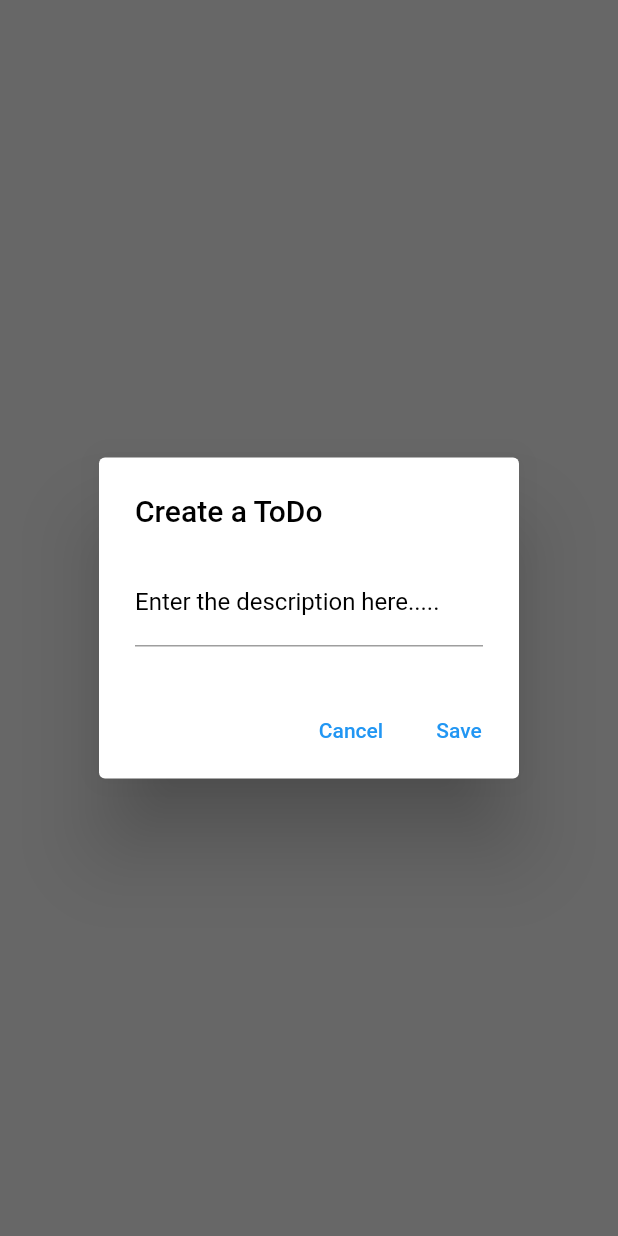
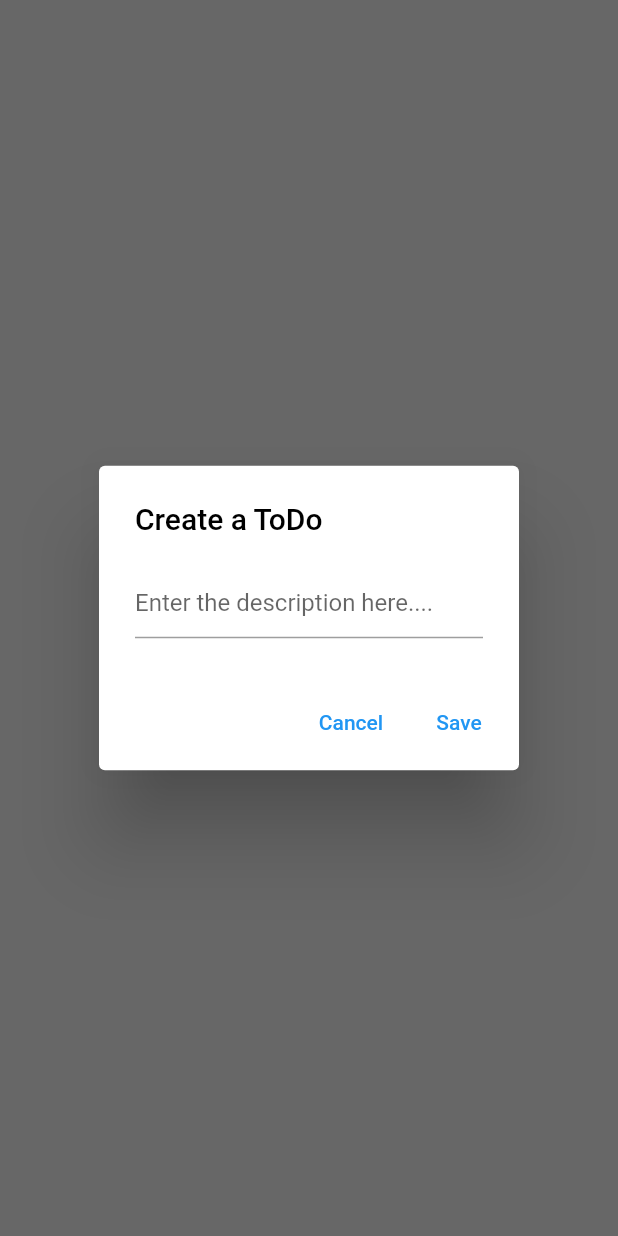
Before and after one commit to bgyn/ToDo-App, a Flutter app: what createOrEditToDO() shows on an empty page, opened directly, on a phone screen of 412 x 824 dp. Run offline on Flutter 3.47's test engine with Material 2 defaults, Android fonts, the phone set to English and light mode, and no system bars; our stand-ins replace hooks_riverpod.

Commit message:
some ui changes

```diff
--- a/lib/model/todo_model.dart
+++ b/lib/model/todo_model.dart
@@ -1,14 +1,14 @@
 import 'package:flutter/material.dart';
 import 'package:hooks_riverpod/hooks_riverpod.dart';
-import 'package:todo_app/model/date_time.dart';
+import 'package:todo_app/model/date_time_model.dart';
 import 'package:uuid/uuid.dart';
 
 @immutable
 class ToDo {
   final String id;
   final String description;
+  final String dateTime;
   final bool isComplete;
-  final String dateTime;
   ToDo({
     String? id,
     required this.description,
--- a/lib/screens/home_page.dart
+++ b/lib/screens/home_page.dart
@@ -9,7 +9,7 @@ import 'package:todo_app/widget/todo_list.dart';
 enum TodoStatus {
   all,
   completed,
-  noCompleted,
+  notCompleted,
 }
 
 final todoStatusProvider = StateProvider<TodoStatus>((_) => TodoStatus.all);
@@ -74,7 +74,7 @@ class HomePage extends ConsumerWidget {
                       return ToDoList(provdier: allTodoProvider);
                     case TodoStatus.completed:
                       return ToDoList(provdier: completedToDoProvider);
-                    case TodoStatus.noCompleted:
+                    case TodoStatus.notCompleted:
                       return ToDoList(provdier: notCompletedToDoProvider);
                   }
                 },
--- a/lib/widget/show_dialog.dart
+++ b/lib/widget/show_dialog.dart
@@ -1,6 +1,6 @@
 import 'package:flutter/material.dart';
 import 'package:hooks_riverpod/hooks_riverpod.dart';
-import 'package:todo_app/model/date_time.dart';
+import 'package:todo_app/model/date_time_model.dart';
 import 'package:todo_app/model/todo_model.dart';
 import 'package:todo_app/theme/provider/app_theme_provider.dart';
 import 'package:uuid/uuid.dart';
@@ -30,13 +30,8 @@ Future<ToDo?> createOrEditToDO(BuildContext context, [ToDo? existingToDo]) {
             children: [
               TextField(
                 controller: _descriptionController,
-                decoration: InputDecoration(
-                  label: Text(
-                    "Enter the description here.....",
-                    style: TextStyle(
-                      color: isDarkMode ? Colors.white : Colors.black,
-                    ),
-                  ),
+                decoration: const InputDecoration(
+                  hintText: "Enter the description here....",
                 ),
                 onChanged: (value) => description = value,
               )
--- a/lib/widget/status_filter.dart
+++ b/lib/widget/status_filter.dart
@@ -12,6 +12,7 @@ class StatusFilter extends StatelessWidget {
     return Consumer(builder: (context, ref, child) {
       final isDarkMode = ref.watch(appThemeProvider);
       return DropdownButton(
+        padding: const EdgeInsets.all(5),
         dropdownColor:
             isDarkMode ? const Color.fromARGB(255, 41, 41, 41) : Colors.white,
         borderRadius: BorderRadius.circular(20),
--- a/lib/widget/todo_list.dart
+++ b/lib/widget/todo_list.dart
@@ -43,11 +43,11 @@ class ToDoList extends ConsumerWidget {
                     title: Text(
                       todo.description,
                       style: todo.isComplete
-                          ? Theme.of(context).textTheme.bodyMedium?.copyWith(
+                          ? Theme.of(context).textTheme.titleMedium?.copyWith(
                                 decoration: TextDecoration.lineThrough,
                                 fontSize: 16,
                               )
-                          : Theme.of(context).textTheme.bodyMedium?.copyWith(
+                          : Theme.of(context).textTheme.titleMedium?.copyWith(
                                 decoration: TextDecoration.none,
                                 fontSize: 16,
                               ),
--- a/pubspec.yaml
+++ b/pubspec.yaml
@@ -39,6 +39,7 @@ dependencies:
   uuid: ^3.0.7
   google_fonts: ^6.1.0
   intl: ^0.18.1
+  hive: ^2.2.3
 
 dev_dependencies:
   flutter_test:
@@ -50,6 +51,8 @@ dev_dependencies:
   # package. See that file for information about deactivating specific lint
   # rules and activating additional ones.
   flutter_lints: ^2.0.0
+  path_provider: ^2.1.1
+  hive_generator: ^2.0.1
 
 # For information on the generic Dart part of this file, see the
 # following page: https://dart.dev/tools/pub/pubspec
```
Also changed, not shown: lib/model/date_time.dart (deleted, +0 -8 lines), lib/model/date_time_model.dart (added, +8 -0 lines), pubspec.lock.
